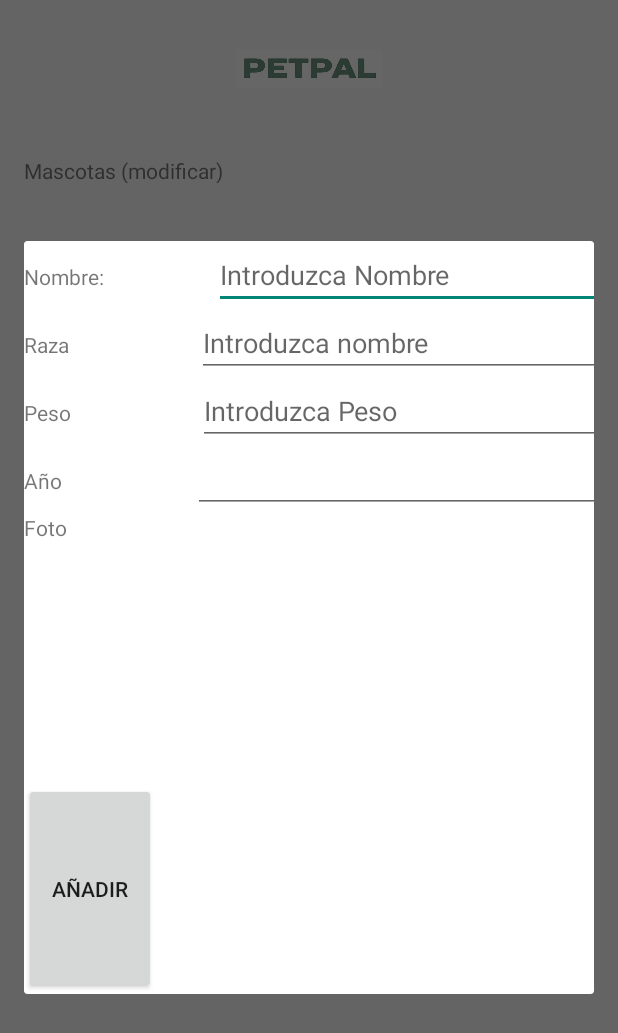
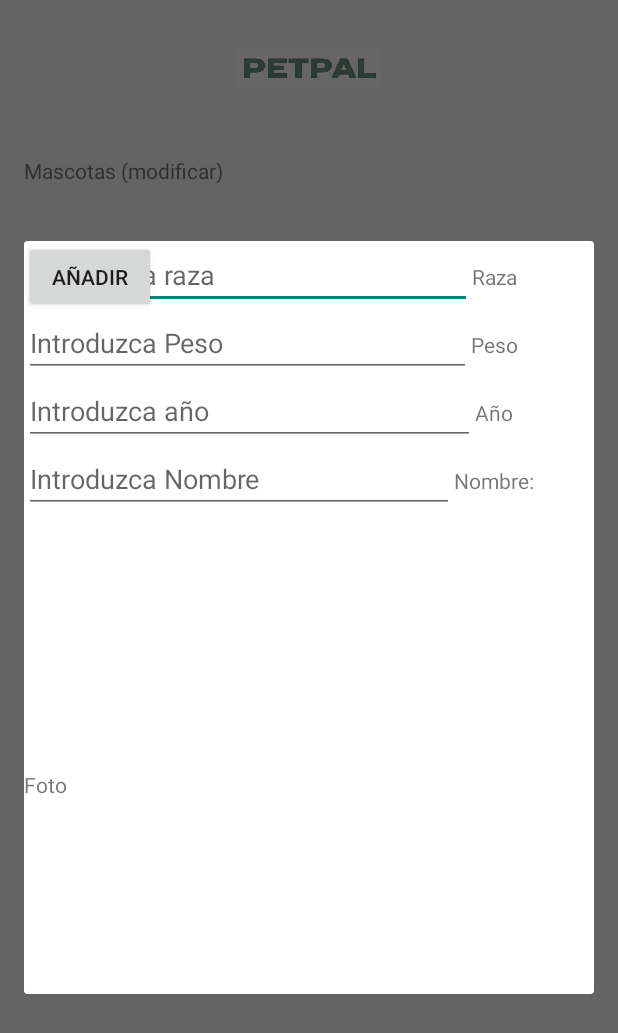
Before and after one commit to manriquer/petpal, an Android app: the fragment MiDialogoPersonalizado placed in its activity, on a phone screen of 412 x 824 dp. Shown: the top 1033 px of the screen. Run offline under Robolectric (Android 15) with nearby library versions, the phone set to English and light mode, and no system bars; our stand-ins replace Firebase (no records; nobody signed in at launch, a user with empty details on screens opened directly).

```diff
--- a/app/src/main/res/layout/mi_dialogo.xml
+++ b/app/src/main/res/layout/mi_dialogo.xml
@@ -14,35 +14,21 @@
         <LinearLayout
             android:layout_width="414dp"
             android:layout_height="502dp"
-            android:orientation="vertical"
-          >
+            android:orientation="vertical">
 
             <LinearLayout
                 android:layout_width="match_parent"
                 android:layout_height="wrap_content"
                 android:orientation="horizontal">
 
-                <TextView
-                    android:id="@+id/nombre"
-                    android:layout_width="wrap_content"
-                    android:layout_height="wrap_content"
-                    android:layout_weight="1"
-                    android:text="Nombre:" />
-
                 <EditText
-                    android:id="@+id/enombre"
+                    android:id="@+id/eraza"
                     android:layout_width="wrap_content"
                     android:layout_height="wrap_content"
                     android:layout_weight="1"
                     android:ems="10"
-                    android:hint="Introduzca Nombre"
+                    android:hint="Introduzca raza"
                     android:inputType="text" />
-            </LinearLayout>
-
-            <LinearLayout
-                android:layout_width="match_parent"
-                android:layout_height="wrap_content"
-                android:orientation="horizontal">
 
                 <TextView
                     android:id="@+id/raza"
@@ -51,28 +37,12 @@
                     android:layout_weight="1"
                     android:text="Raza" />
 
-                <EditText
-                    android:id="@+id/eraza"
-                    android:layout_width="wrap_content"
-                    android:layout_height="wrap_content"
-                    android:layout_weight="1"
-                    android:ems="10"
-                    android:hint="Introduzca nombre"
-                    android:inputType="text" />
-
             </LinearLayout>
 
             <LinearLayout
                 android:layout_width="match_parent"
                 android:layout_height="wrap_content"
                 android:orientation="horizontal">
-
-                <TextView
-                    android:id="@+id/peso"
-                    android:layout_width="wrap_content"
-                    android:layout_height="wrap_content"
-                    android:layout_weight="1"
-                    android:text="Peso" />
 
                 <EditText
                     android:id="@+id/epeso"
@@ -83,12 +53,28 @@
                     android:hint="Introduzca Peso"
                     android:inputType="text" />
 
+                <TextView
+                    android:id="@+id/peso"
+                    android:layout_width="wrap_content"
+                    android:layout_height="wrap_content"
+                    android:layout_weight="1"
+                    android:text="Peso" />
+
             </LinearLayout>
 
             <LinearLayout
                 android:layout_width="match_parent"
                 android:layout_height="wrap_content"
                 android:orientation="horizontal">
+
+                <EditText
+                    android:id="@+id/eanyo"
+                    android:layout_width="wrap_content"
+                    android:layout_height="wrap_content"
+                    android:layout_weight="1"
+                    android:ems="10"
+                    android:hint="Introduzca año"
+                    android:inputType="date" />
 
                 <TextView
                     android:id="@+id/anyo"
@@ -97,15 +83,38 @@
                     android:layout_weight="1"
                     android:text="Año" />
 
+            </LinearLayout>
+
+            <LinearLayout
+                android:layout_width="match_parent"
+                android:layout_height="wrap_content"
+                android:orientation="horizontal">
+
                 <EditText
-                    android:id="@+id/eanyo"
+                    android:id="@+id/enombre"
                     android:layout_width="wrap_content"
                     android:layout_height="wrap_content"
                     android:layout_weight="1"
                     android:ems="10"
-                    android:inputType="date" />
+                    android:hint="Introduzca Nombre"
+                    android:inputType="text" />
 
+                <TextView
+                    android:id="@+id/nombre"
+                    android:layout_width="wrap_content"
+                    android:layout_height="wrap_content"
+                    android:layout_weight="1"
+                    android:text="Nombre:" />
             </LinearLayout>
+
+            <ImageView
+                android:id="@+id/anyadirimagen"
+
+                android:layout_width="202dp"
+
+                android:layout_height="171dp"
+                android:scaleType="centerCrop"
+                tools:srcCompat="@drawable/ic_launcher_background" />
 
             <LinearLayout
                 android:layout_width="match_parent"
@@ -118,15 +127,8 @@
                     android:layout_height="wrap_content"
                     android:layout_weight="1"
                     android:text="Foto" />
+            </LinearLayout>
 
-                <ImageView
-                    android:id="@+id/añadirimagen"
-
-                    android:layout_width="202dp"
-
-                    android:layout_height="171dp"
-                    android:scaleType="centerCrop"
-                    tools:srcCompat="@drawable/ic_launcher_background" />
         </LinearLayout>
 
         <Button
@@ -135,9 +137,9 @@
             android:layout_height="wrap_content"
             android:layout_weight="1"
             android:onClick="onClick"
-                android:text="añadir" />
-
-        </LinearLayout>
+            android:text="añadir"
+            tools:layout_editor_absoluteX="4dp"
+            tools:layout_editor_absoluteY="501dp" />
 
     </androidx.constraintlayout.widget.ConstraintLayout>
 </ScrollView>
```
Also changed, not shown: app/src/main/java/com/example/petpal/MiDialogoPersonalizado.java (+16 -11 lines). Lines whose indentation alone changed are shown as unchanged.
